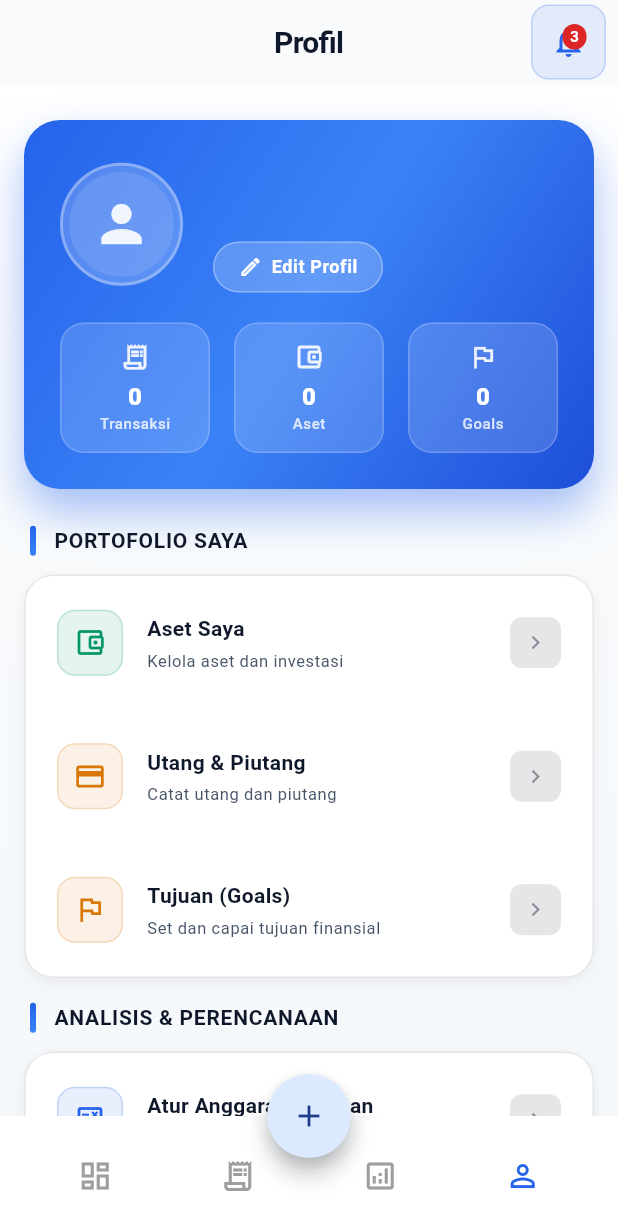
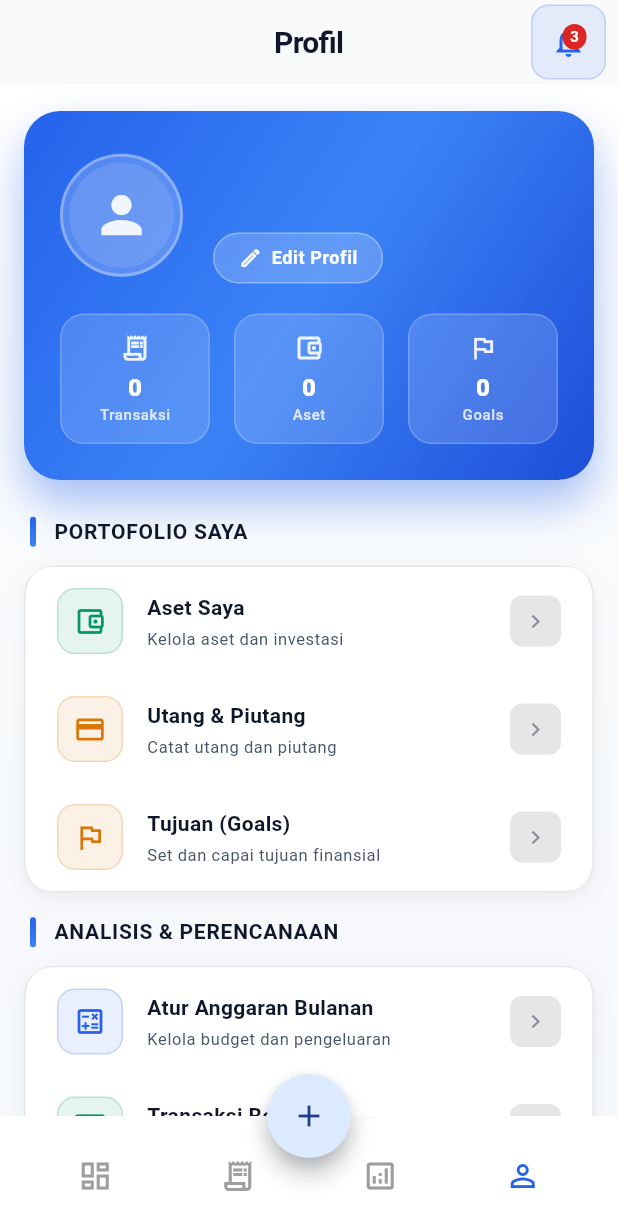
Before and after one commit to Syaha-Creator/finance_app, a Flutter app: the screen it shows once a user with an empty profile is signed in, item 4 of the bottom bar chosen, on a phone screen of 412 x 824 dp. Shown: the top 1230 px of the screen. Run offline on Flutter 3.47's test engine with Material 3 defaults, Android fonts, the light colour scheme and no system bars; our stand-ins replace cloud_firestore, equatable, firebase_auth, firebase_core, firebase_storage, fl_chart and 6 more; accounts and stored records are empty.

Commit message:
feat: reduce spacing between portfolio sections for more compact layout

```diff
--- a/lib/features/settings/presentation/pages/settings_page.dart
+++ b/lib/features/settings/presentation/pages/settings_page.dart
@@ -35,7 +35,7 @@ class SettingsPage extends ConsumerWidget {
           ),
         ),
         child: ListView(
-          padding: const EdgeInsets.symmetric(vertical: 8.0),
+          padding: const EdgeInsets.symmetric(vertical: 2.0),
           children: [
             const UserProfileCard(),
             SettingsGroup(
@@ -162,13 +162,13 @@ class SettingsPage extends ConsumerWidget {
     final theme = Theme.of(context);
 
     return Container(
-      margin: const EdgeInsets.symmetric(horizontal: 1, vertical: 0.5),
+      margin: const EdgeInsets.symmetric(horizontal: 1),
       decoration: BoxDecoration(
         color: theme.colorScheme.surface,
         borderRadius: BorderRadius.circular(16),
       ),
       child: ListTile(
-        contentPadding: const EdgeInsets.symmetric(horizontal: 20, vertical: 8),
+        contentPadding: const EdgeInsets.symmetric(horizontal: 20),
         leading: Container(
           padding: const EdgeInsets.all(10),
           decoration: BoxDecoration(
```
